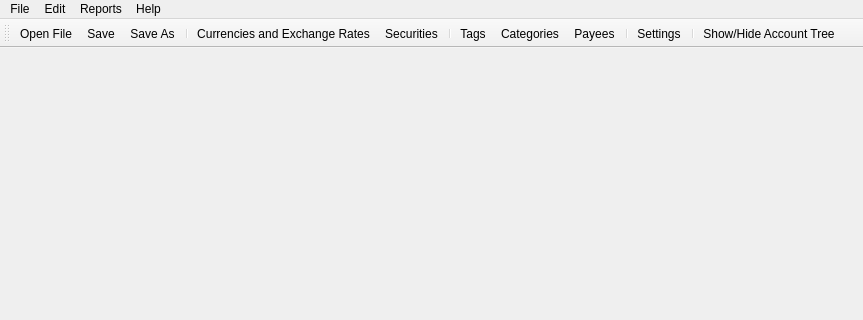
Before: the Qt Designer form src/views/ui_files/main_window.ui in JakubFranek/Kapytal, drawn with Qt 5; both pictures show x 0 to 863 and y 0 to 320 of the 863 by 673 pixel window.
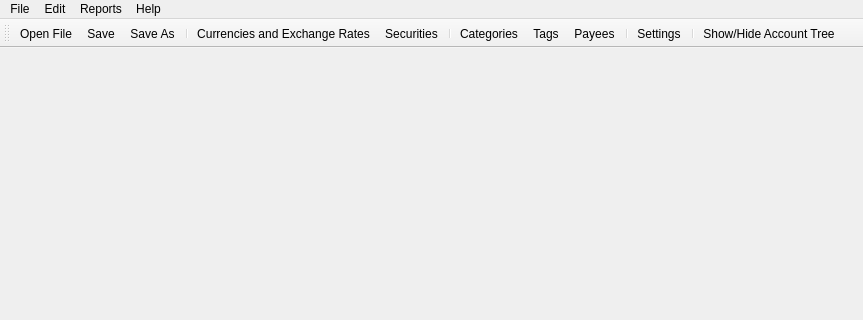
After: the same form once the commit is applied.

The edit to the form file:
```diff
--- a/src/views/ui_files/main_window.ui
+++ b/src/views/ui_files/main_window.ui
@@ -145,8 +145,8 @@
    <addaction name="actionCurrencies_and_Exchange_Rates"/>
    <addaction name="actionSecurities"/>
    <addaction name="separator"/>
-   <addaction name="actionTags"/>
    <addaction name="actionCategories"/>
+   <addaction name="actionTags"/>
    <addaction name="actionPayees"/>
    <addaction name="separator"/>
    <addaction name="actionSettings"/>
```
Left out of the diff: 8 changed lines with no effect on the pictures.
